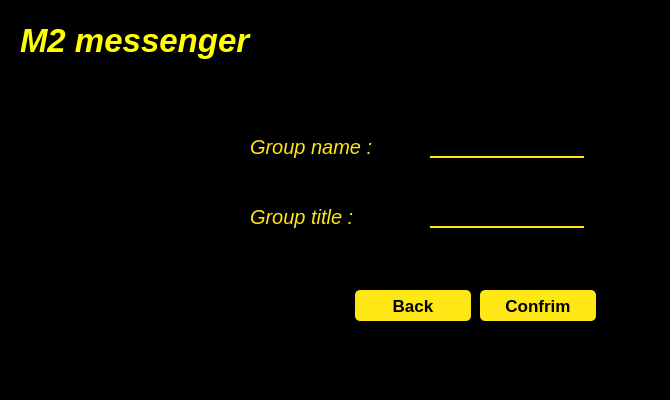
Qt form untitled/creategroup.ui (MohamadKhavaran/M2-Massenger) before a commit.
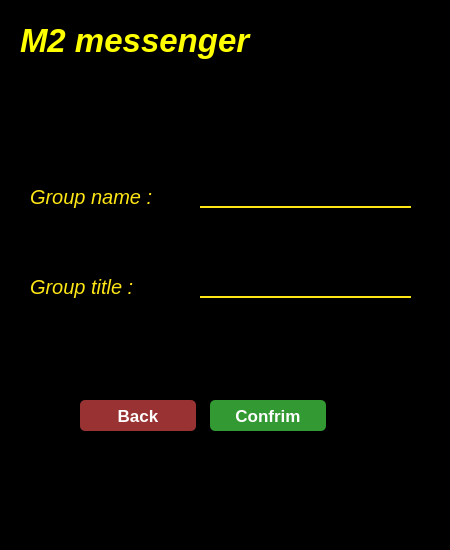
The same form after that commit. Icons and pictures are not drawn.

Patch:
```diff
--- a/untitled/creategroup.ui
+++ b/untitled/creategroup.ui
@@ -6,8 +6,8 @@
    <rect>
     <x>0</x>
     <y>0</y>
-    <width>670</width>
-    <height>400</height>
+    <width>450</width>
+    <height>550</height>
    </rect>
   </property>
   <property name="windowTitle">
@@ -20,8 +20,8 @@
   <widget class="QLabel" name="label_2">
    <property name="geometry">
     <rect>
-     <x>250</x>
-     <y>200</y>
+     <x>30</x>
+     <y>270</y>
      <width>161</width>
      <height>34</height>
     </rect>
@@ -42,8 +42,8 @@
   <widget class="QLabel" name="label">
    <property name="geometry">
     <rect>
-     <x>250</x>
-     <y>130</y>
+     <x>30</x>
+     <y>180</y>
      <width>161</width>
      <height>34</height>
     </rect>
@@ -64,42 +64,70 @@
   <widget class="QLineEdit" name="lineEdit_2">
    <property name="geometry">
     <rect>
-     <x>430</x>
-     <y>200</y>
-     <width>154</width>
+     <x>200</x>
+     <y>270</y>
+     <width>211</width>
      <height>28</height>
     </rect>
    </property>
    <property name="styleSheet">
-    <string notr="true">bbackground-color:rgba(0, 0, 0, 0);
+    <string notr="true">
+QLineEdit#lineEdit_2 {
+
+background-color:rgba(0, 0, 0, 0);
 border:none;
 border-bottom:2px solid rgba(254, 231, 21, 1);
 color:rgba(255, 255, 255, 255);
-padding-bottom:7px;</string>
+padding-bottom:7px;
+
+}
+
+QLineEdit#lineEdit_2:hover {
+
+	background-color: rgb(42, 46, 52);
+	border-style: solid;
+	border-color: rgb(245, 179, 1);
+	color: rgb(241, 182, 88);
+
+}</string>
    </property>
   </widget>
   <widget class="QLineEdit" name="lineEdit">
    <property name="geometry">
     <rect>
-     <x>430</x>
-     <y>130</y>
-     <width>154</width>
+     <x>200</x>
+     <y>180</y>
+     <width>211</width>
      <height>28</height>
     </rect>
    </property>
    <property name="styleSheet">
-    <string notr="true">bbackground-color:rgba(0, 0, 0, 0);
+    <string notr="true">
+QLineEdit#lineEdit {
+
+background-color:rgba(0, 0, 0, 0);
 border:none;
 border-bottom:2px solid rgba(254, 231, 21, 1);
 color:rgba(255, 255, 255, 255);
-padding-bottom:7px;</string>
+padding-bottom:7px;
+
+}
+
+QLineEdit#lineEdit:hover {
+
+	background-color: rgb(42, 46, 52);
+	border-style: solid;
+	border-color: rgb(245, 179, 1);
+	color: rgb(241, 182, 88);
+
+}</string>
    </property>
   </widget>
   <widget class="QPushButton" name="pushButton">
    <property name="geometry">
     <rect>
-     <x>480</x>
-     <y>290</y>
+     <x>210</x>
+     <y>400</y>
      <width>116</width>
      <height>31</height>
     </rect>
@@ -111,10 +139,11 @@
     </font>
    </property>
    <property name="styleSheet">
-    <string notr="true">QPushButton#pushButton{
-	background-color:rgba(254, 231, 21, 1);
-	color:rgba(0, 0, 0, 255);
-	border-radius:5px;
+    <string notr="true">QPushButton#pushButton {
+color: white;
+border-radius: 5px;
+Background: #393;
+color: #fefefe;
 }
 
 QPushButton#pushButton:hover{
@@ -122,14 +151,12 @@
 
 }
 
-QPushButton#pushButton:pressed{
-	padding-left:5px;
-	padding-top:5px;
-	background-color:rgba(150,123, 111, 255);
-}
-
-
-</string>
+QPushButton#pushButton:pressed {
+border-style: solid;
+border-width: 1px;
+	background-color: rgb(25, 69, 105);
+	color: rgb(85, 255, 255);
+}</string>
    </property>
    <property name="text">
     <string>Confrim</string>
@@ -138,8 +165,8 @@
   <widget class="QPushButton" name="pushButton_2">
    <property name="geometry">
     <rect>
-     <x>355</x>
-     <y>290</y>
+     <x>80</x>
+     <y>400</y>
      <width>116</width>
      <height>31</height>
     </rect>
@@ -151,10 +178,11 @@
     </font>
    </property>
    <property name="styleSheet">
-    <string notr="true">QPushButton#pushButton_2{
-	background-color:rgba(254, 231, 21, 1);
-	color:rgba(0, 0, 0, 255);
-	border-radius:5px;
+    <string notr="true">QPushButton#pushButton_2 {
+color: white;
+border-radius: 5px;
+Background: #933;
+color: #fefefe;
 }
 
 QPushButton#pushButton_2:hover{
@@ -197,10 +225,10 @@
   <widget class="QLabel" name="label_4">
    <property name="geometry">
     <rect>
-     <x>90</x>
-     <y>120</y>
-     <width>121</width>
-     <height>121</height>
+     <x>330</x>
+     <y>10</y>
+     <width>111</width>
+     <height>91</height>
     </rect>
    </property>
    <property name="styleSheet">
```
Left out of the diff: 24 changed lines with no effect on the pictures.
